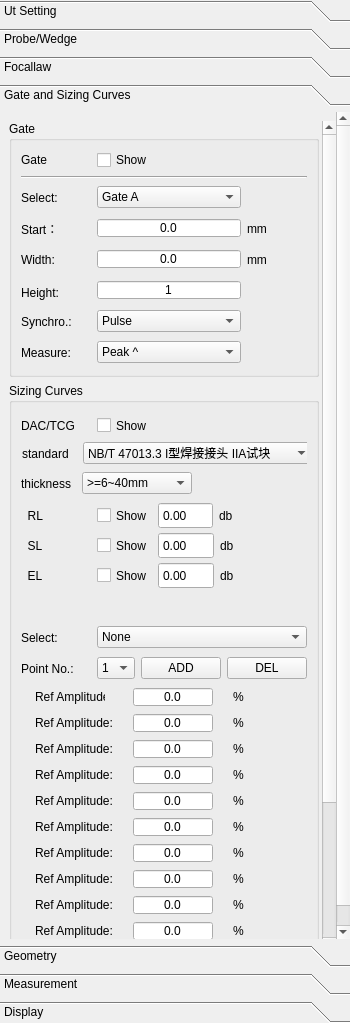
Old version of the form phascan_view/ui/DopplerGroupTab.ui in the repository qinxingying/hello-word.
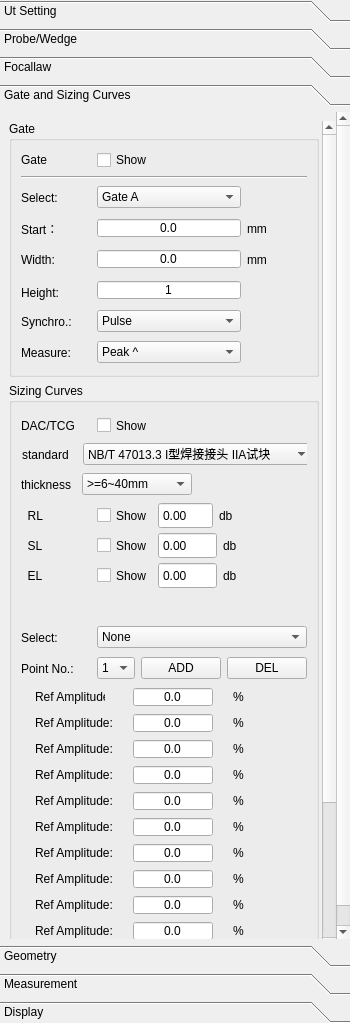
New version of the form. The open tabs and pages were chosen to show the change. Icons and pictures are not drawn. Custom widgets are drawn as their Qt base class.

Patch:
```diff
--- a/phascan_view/ui/DopplerGroupTab.ui
+++ b/phascan_view/ui/DopplerGroupTab.ui
@@ -4925,7 +4925,7 @@
        <rect>
         <x>0</x>
         <y>0</y>
-        <width>333</width>
+        <width>336</width>
         <height>848</height>
        </rect>
       </property>
@@ -4977,8 +4977,8 @@
            <rect>
             <x>0</x>
             <y>0</y>
-            <width>307</width>
-            <height>998</height>
+            <width>313</width>
+            <height>1014</height>
            </rect>
           </property>
           <property name="minimumSize">
@@ -5419,7 +5419,7 @@
                   <rect>
                    <x>0</x>
                    <y>150</y>
-                   <width>254</width>
+                   <width>261</width>
                    <height>27</height>
                   </rect>
                  </property>
@@ -5516,7 +5516,7 @@
                   <rect>
                    <x>0</x>
                    <y>0</y>
-                   <width>132</width>
+                   <width>134</width>
                    <height>27</height>
                   </rect>
                  </property>
@@ -5651,7 +5651,7 @@
                   <rect>
                    <x>0</x>
                    <y>120</y>
-                   <width>254</width>
+                   <width>261</width>
                    <height>27</height>
                   </rect>
                  </property>
@@ -5749,7 +5749,7 @@
                    <x>1</x>
                    <y>30</y>
                    <width>293</width>
-                   <height>23</height>
+                   <height>25</height>
                   </rect>
                  </property>
                  <layout class="QHBoxLayout" name="horizontalLayout_18">
@@ -5837,7 +5837,7 @@
                    <x>0</x>
                    <y>60</y>
                    <width>173</width>
-                   <height>23</height>
+                   <height>25</height>
                   </rect>
                  </property>
                  <layout class="QHBoxLayout" name="horizontalLayout_19">
```
Left out of the diff: 12 changed lines with no effect on the pictures.
